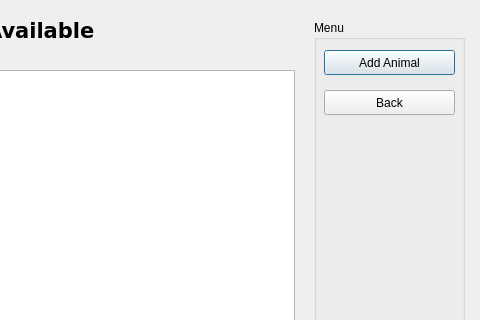
Above: viewanimals.ui from justinward3/COMP3004Project before the change; both pictures show x 326 to 806 and y 0 to 320 of the 806 by 555 pixel window. Below: the same form after it.
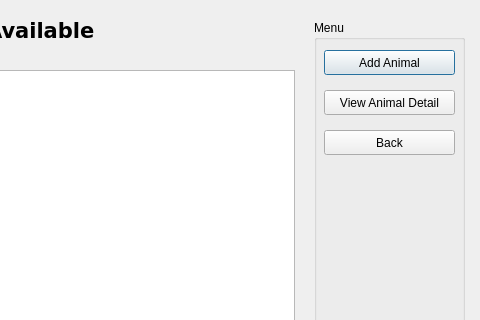
That is the form after the change.

Commit message: View animal details

```diff
--- a/viewanimals.ui
+++ b/viewanimals.ui
@@ -69,7 +69,7 @@
     <property name="geometry">
      <rect>
       <x>10</x>
-      <y>70</y>
+      <y>110</y>
       <width>131</width>
       <height>25</height>
      </rect>
@@ -78,6 +78,19 @@
      <string>Back</string>
     </property>
    </widget>
+   <widget class="QPushButton" name="detailButton">
+    <property name="geometry">
+     <rect>
+      <x>10</x>
+      <y>70</y>
+      <width>131</width>
+      <height>25</height>
+     </rect>
+    </property>
+    <property name="text">
+     <string>View Animal Detail</string>
+    </property>
+   </widget>
   </widget>
   <widget class="QTableView" name="animalList">
    <property name="geometry">
```
The commit also changes 2 other files.
